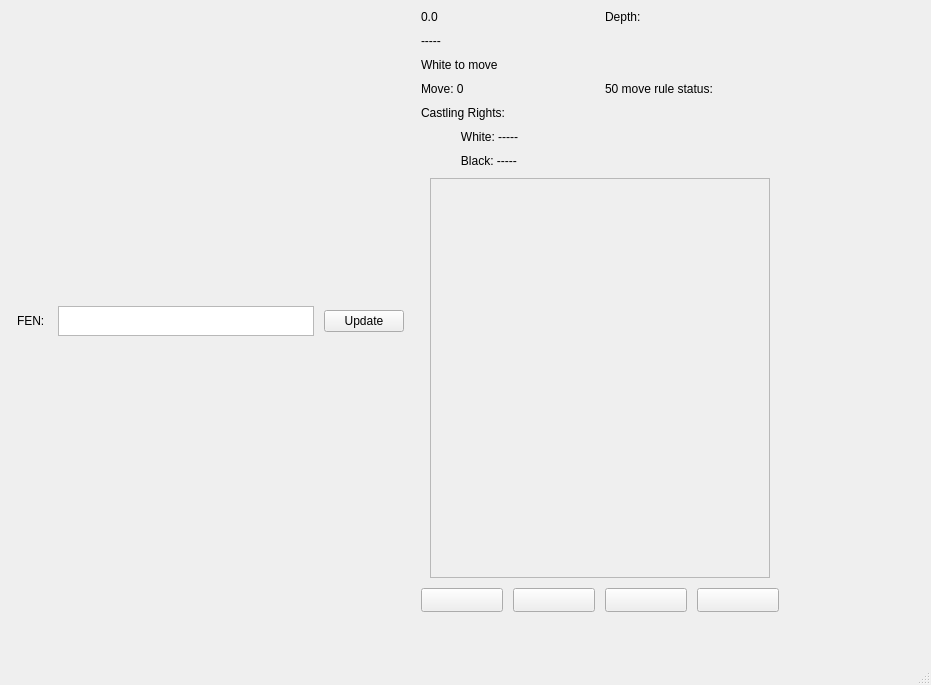
Before: the Qt Designer form gui/DuckChessGUI/mainwindow.ui in szymon-majewski/Duck-Chess, drawn with Qt 5.
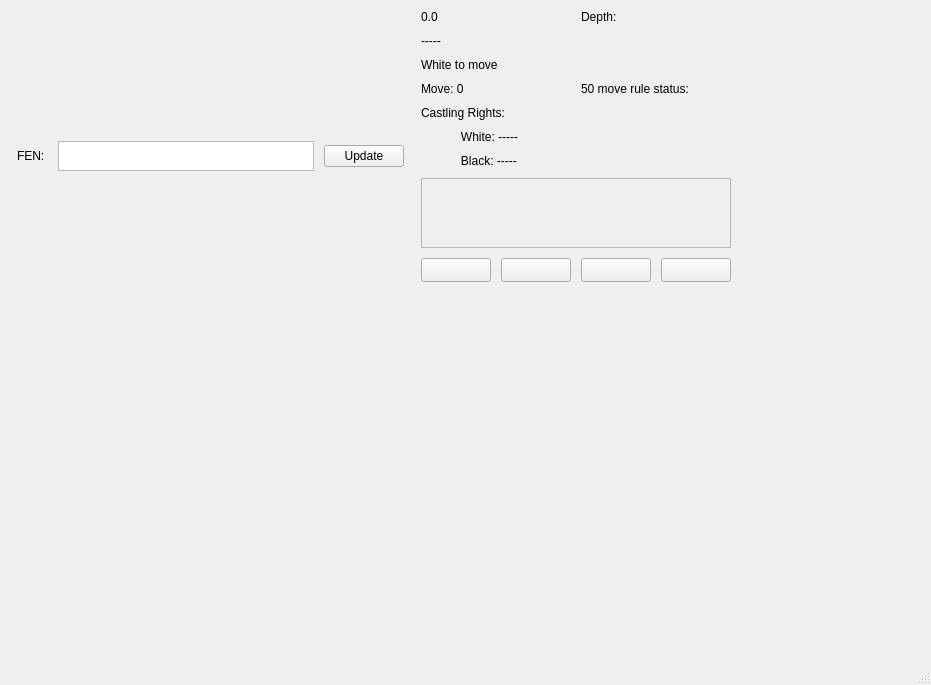
After: the same form once the commit is applied.

Commit message: Moves list.

Diff of the .ui file:
```diff
--- a/gui/DuckChessGUI/mainwindow.ui
+++ b/gui/DuckChessGUI/mainwindow.ui
@@ -115,7 +115,7 @@
       </layout>
      </item>
      <item>
-      <layout class="QVBoxLayout" name="rightPanel" stretch="0,1,0">
+      <layout class="QVBoxLayout" name="rightPanel" stretch="0,0,0">
        <property name="sizeConstraint">
         <enum>QLayout::SetFixedSize</enum>
        </property>
@@ -204,33 +204,21 @@
         </layout>
        </item>
        <item>
-        <layout class="QGridLayout" name="movesPanel">
-         <property name="sizeConstraint">
-          <enum>QLayout::SetFixedSize</enum>
+        <widget class="QScrollArea" name="movesScrollArea">
+         <property name="widgetResizable">
+          <bool>true</bool>
          </property>
-         <item row="0" column="0">
-          <widget class="QFrame" name="frame">
-           <property name="sizePolicy">
-            <sizepolicy hsizetype="Fixed" vsizetype="Fixed">
-             <horstretch>0</horstretch>
-             <verstretch>0</verstretch>
-            </sizepolicy>
-           </property>
-           <property name="minimumSize">
-            <size>
-             <width>340</width>
-             <height>400</height>
-            </size>
-           </property>
-           <property name="frameShape">
-            <enum>QFrame::StyledPanel</enum>
-           </property>
-           <property name="frameShadow">
-            <enum>QFrame::Raised</enum>
-           </property>
-          </widget>
-         </item>
-        </layout>
+         <widget class="QWidget" name="scrollAreaWidgetContents">
+          <property name="geometry">
+           <rect>
+            <x>0</x>
+            <y>0</y>
+            <width>436</width>
+            <height>440</height>
+           </rect>
+          </property>
+         </widget>
+        </widget>
        </item>
        <item>
         <layout class="QHBoxLayout" name="movesControllerPanel">
@@ -241,7 +229,7 @@
           <widget class="QPushButton" name="fastBackwardsBtn">
            <property name="minimumSize">
             <size>
-             <width>82</width>
+             <width>70</width>
              <height>24</height>
             </size>
            </property>
@@ -254,7 +242,7 @@
           <widget class="QPushButton" name="backwardsBtn">
            <property name="minimumSize">
             <size>
-             <width>82</width>
+             <width>70</width>
              <height>24</height>
             </size>
            </property>
@@ -270,7 +258,7 @@
            </property>
            <property name="minimumSize">
             <size>
-             <width>82</width>
+             <width>70</width>
              <height>24</height>
             </size>
            </property>
@@ -283,7 +271,7 @@
           <widget class="QPushButton" name="fastForwardsBtn">
            <property name="minimumSize">
             <size>
-             <width>82</width>
+             <width>70</width>
              <height>24</height>
             </size>
            </property>
```
The commit also changes 2 other files.
